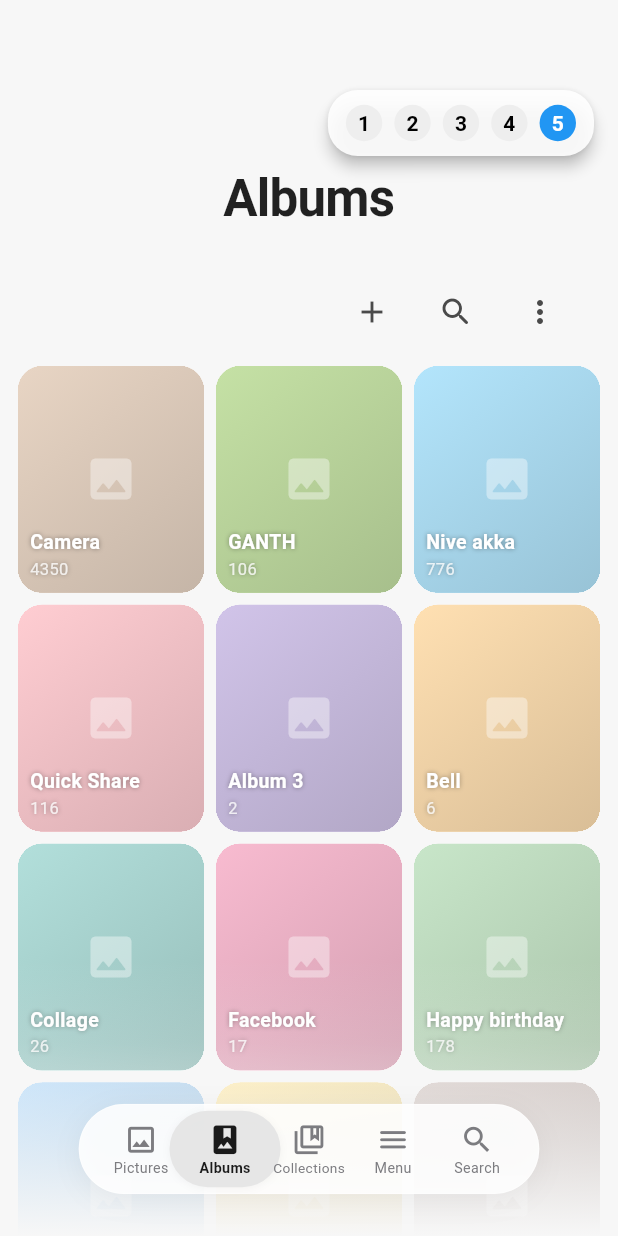
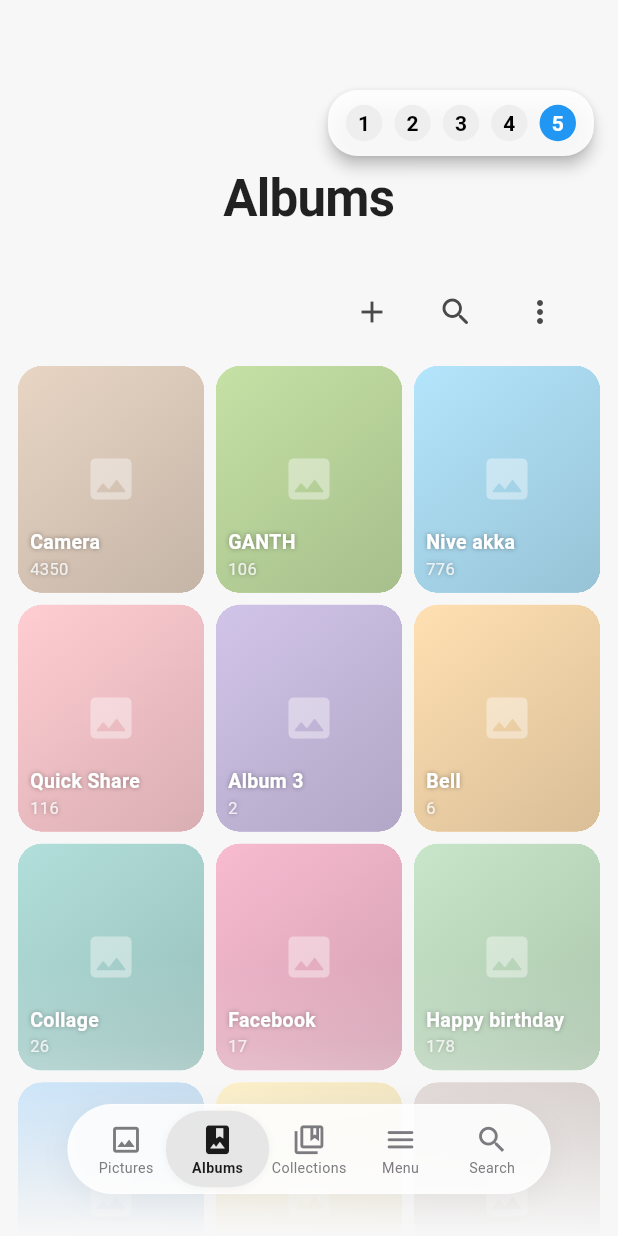
Before and after one commit to ElvanParthasarathy/Niril, a Flutter app: the screen it shows after launch, on a phone screen of 412 x 824 dp. Run offline on Flutter 3.47's test engine with Material 3 defaults, Android fonts, the phone set to English and light mode, and no system bars; our stand-ins replace flutter_riverpod; Roboto replaces fonts that are missing (ElvanSans).

Commit message:
Lock in perfect Goldilocks pill layout proportions

```diff
--- a/flutter/lib/src/features/printing/presentation/one_ui_template_shell.dart
+++ b/flutter/lib/src/features/printing/presentation/one_ui_template_shell.dart
@@ -323,7 +323,7 @@ class _TranslucentPillNavbar extends StatelessWidget {
         ],
       ),
       child: Padding(
-        padding: const EdgeInsets.symmetric(horizontal: 13.0, vertical: 4.0), // Perfect 4px gap all around
+        padding: const EdgeInsets.symmetric(horizontal: 8.0, vertical: 4.0), // Perfect 4px gap all around with reduced overlap
         child: Row(
           mainAxisSize: MainAxisSize.min,
           mainAxisAlignment: MainAxisAlignment.center,
@@ -372,12 +372,12 @@ class _TranslucentNavItem extends StatelessWidget {
     const double iconSize = 23.0;
     const double fontSize = 9.5;
 
-    // The visual layout width. Tighter spacing keeps the icons grouped close together.
-    final double layoutWidth = itemCount <= 4 ? 62.0 : 56.0;
+    // The visual layout width. Increased spacing stretches the main white pill and makes room.
+    final double layoutWidth = itemCount <= 4 ? 67.0 : 61.0;
 
-    // The width of the active grey background pill. This is mathematically WIDER than the layout!
-    // It bleeds outward and secretly overlaps into the neighbor's space to create that beautiful Apple pill.
-    final double bgWidth = itemCount <= 4 ? 80.0 : 74.0;
+    // The width of the active grey background pill. Restored to its beautiful elongated shape!
+    // Overlap remains a perfectly safe 4px.
+    final double bgWidth = itemCount <= 4 ? 75.0 : 69.0;
 
     return GestureDetector(
       onTap: onTap,
```
